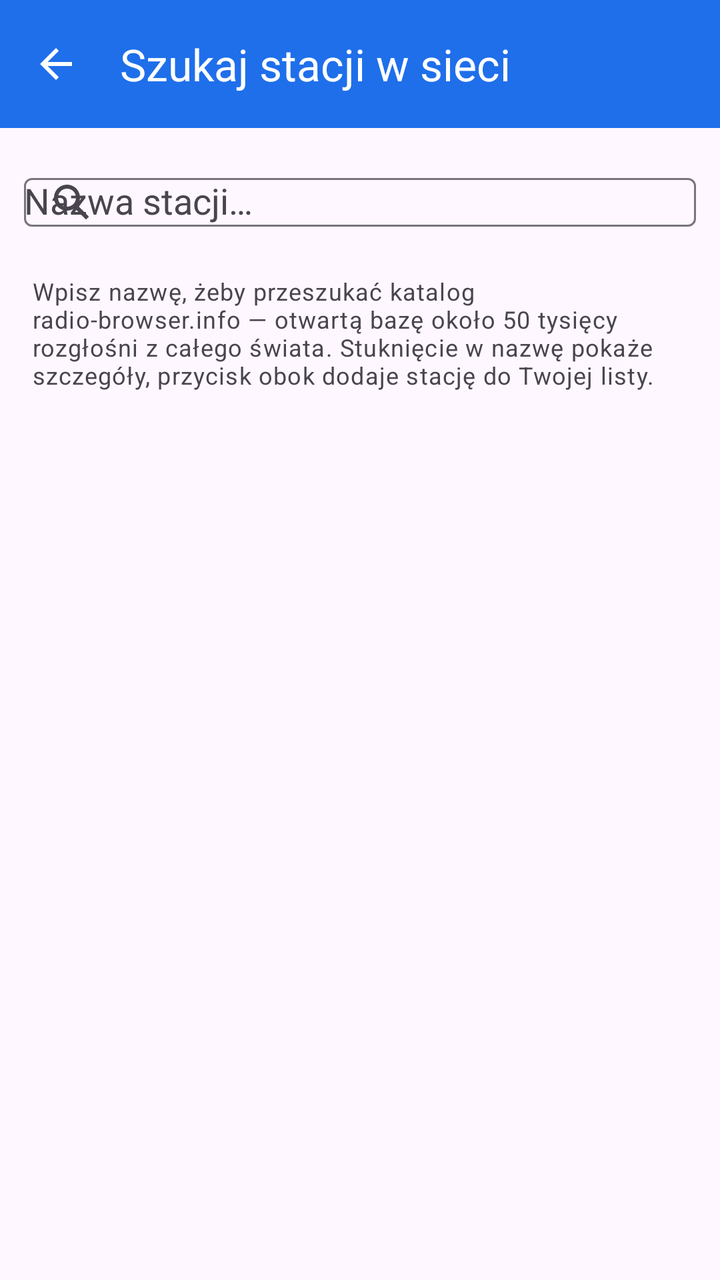
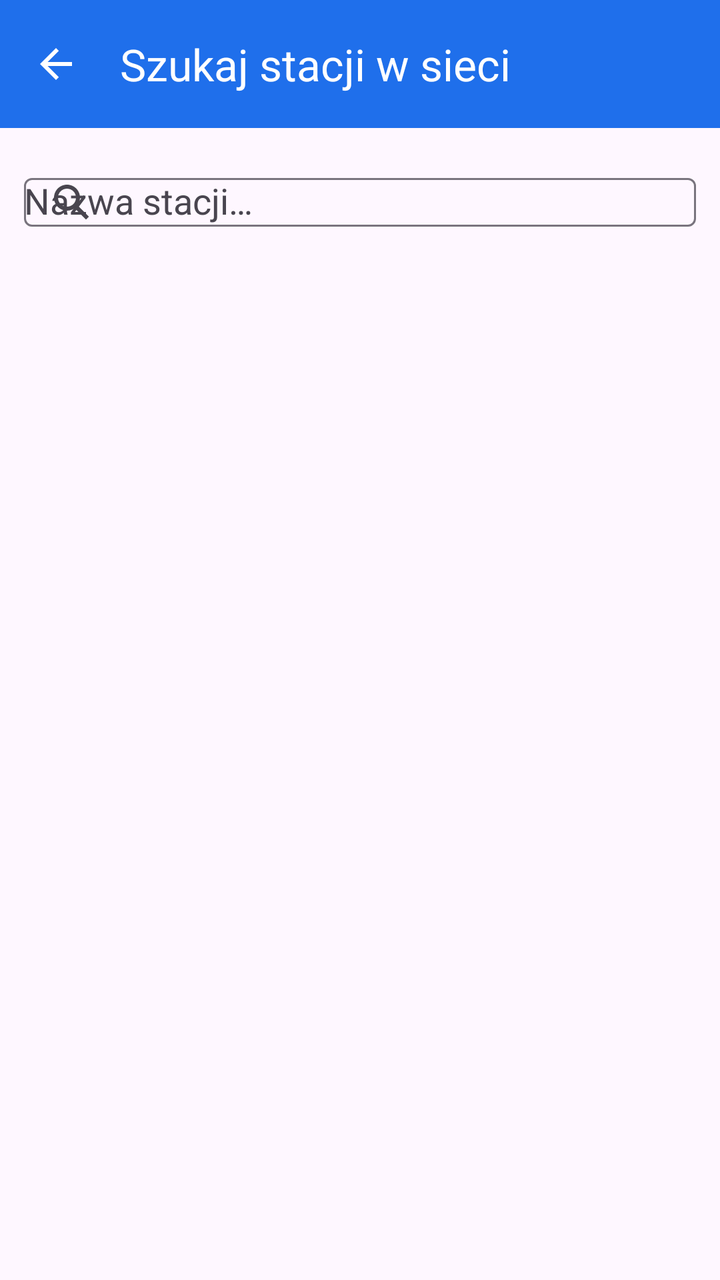

Two renders of the same Android screen: before a commit and after it. Below are the layout's source before the change and the commit's diff.
<!-- AndroidManifest.xml: application theme Theme.TwinsenRadio -->
<!-- res/layout/activity_discover.xml -->
<?xml version="1.0" encoding="utf-8"?>
<LinearLayout xmlns:android="http://schemas.android.com/apk/res/android"
    xmlns:app="http://schemas.android.com/apk/res-auto"
    android:layout_width="match_parent"
    android:layout_height="match_parent"
    android:orientation="vertical">

    <com.google.android.material.appbar.MaterialToolbar
        android:id="@+id/toolbar"
        android:layout_width="match_parent"
        android:layout_height="?attr/actionBarSize"
        android:background="?attr/colorPrimary"
        app:navigationIcon="@drawable/ic_arrow_back"
        app:title="@string/discover_title"
        app:titleTextColor="@color/on_brand" />

    <com.google.android.material.textfield.TextInputLayout
        style="@style/Widget.Material3.TextInputLayout.OutlinedBox"
        android:layout_width="match_parent"
        android:layout_height="wrap_content"
        android:layout_marginHorizontal="12dp"
        android:layout_marginTop="8dp"
        android:hint="@string/discover_hint"
        app:endIconMode="clear_text"
        app:startIconDrawable="@drawable/ic_search">

        <com.google.android.material.textfield.MaterialAutoCompleteTextView
            android:id="@+id/query"
            android:layout_width="match_parent"
            android:layout_height="wrap_content"
            android:completionThreshold="1"
            android:imeOptions="actionSearch"
            android:inputType="text"
            android:maxLines="1" />
    </com.google.android.material.textfield.TextInputLayout>

    <TextView
        android:id="@+id/hint"
        android:layout_width="match_parent"
        android:layout_height="wrap_content"
        android:layout_marginHorizontal="16dp"
        android:layout_marginTop="12dp"
        android:text="@string/discover_intro"
        android:textAppearance="?attr/textAppearanceBodySmall" />

    <androidx.recyclerview.widget.RecyclerView
        android:id="@+id/list"
        android:layout_width="match_parent"
        android:layout_height="0dp"
        android:layout_weight="1"
        android:clipToPadding="false"
        android:paddingBottom="8dp" />
</LinearLayout>
<!-- resources referenced by this layout -->
<resources>
  <color name="on_brand">#FFFFFFFF</color>
  <!-- drawable ic_arrow_back (drawable) -->
  <vector xmlns:android="http://schemas.android.com/apk/res/android"
      android:width="24dp"
      android:height="24dp"
      android:viewportWidth="24"
      android:viewportHeight="24"
      android:tint="#FFFFFFFF">
      <path
          android:fillColor="#FFFFFFFF"
          android:pathData="M20,11H7.83l5.59,-5.59L12,4l-8,8 8,8 1.41,-1.41L7.83,13H20v-2z" />
  </vector>
  <!-- drawable ic_search (drawable) -->
  <vector xmlns:android="http://schemas.android.com/apk/res/android"
      android:width="24dp"
      android:height="24dp"
      android:viewportWidth="24"
      android:viewportHeight="24"
      android:tint="?attr/colorControlNormal">
      <path
          android:fillColor="#FFFFFFFF"
          android:pathData="M15.5,14h-0.79l-0.28,-0.27C15.41,12.59 16,11.11 16,9.5 16,5.91 13.09,3 9.5,3S3,5.91 3,9.5 5.91,16 9.5,16c1.61,0 3.09,-0.59 4.23,-1.57l0.27,0.28v0.79l5,4.99L20.49,19l-4.99,-5zM9.5,14C7.01,14 5,11.99 5,9.5S7.01,5 9.5,5 14,7.01 14,9.5 11.99,14 9.5,14z" />
  </vector>
  <string name="discover_hint">Nazwa stacji…</string>
  <string name="discover_intro">Wpisz nazwę, żeby przeszukać katalog radio-browser.info — otwartą bazę około 50 tysięcy rozgłośni z całego świata. Stuknięcie w nazwę pokaże szczegóły, przycisk obok dodaje stację do Twojej listy.</string>
  <string name="discover_title">Szukaj stacji w sieci</string>
  <style name="Theme.TwinsenRadio" parent="Theme.Material3.DayNight.NoActionBar">
          <item name="colorPrimary">@color/brand</item>
          <item name="colorOnPrimary">@color/on_brand</item>
          <item name="android:statusBarColor" tools:targetApi="21">@color/brand_dark</item>
      </style>
  <color name="brand">#FF1F6FEB</color>
  <color name="brand_dark">#FF0B3D91</color>
</resources>

<!-- the commit's change to res/layout/activity_discover.xml (unified diff, before → after) -->
@@ -34,13 +34,47 @@
             android:maxLines="1" />
     </com.google.android.material.textfield.TextInputLayout>
 
+    
+    <LinearLayout
+        android:id="@+id/historyBox"
+        android:layout_width="match_parent"
+        android:layout_height="wrap_content"
+        android:layout_marginHorizontal="16dp"
+        android:layout_marginTop="12dp"
+        android:orientation="vertical"
+        android:visibility="gone">
+
+        <TextView
+            android:layout_width="match_parent"
+            android:layout_height="wrap_content"
+            android:text="@string/discover_recent"
+            android:textAppearance="?attr/textAppearanceLabelLarge"
+            android:textColor="?attr/colorPrimary" />
+
+        <com.google.android.material.chip.ChipGroup
+            android:id="@+id/historyChips"
+            android:layout_width="match_parent"
+            android:layout_height="wrap_content"
+            android:layout_marginTop="4dp"
+            app:singleLine="false" />
+    </LinearLayout>
+
     <TextView
         android:id="@+id/hint"
         android:layout_width="match_parent"
         android:layout_height="wrap_content"
         android:layout_marginHorizontal="16dp"
         android:layout_marginTop="12dp"
-        android:text="@string/discover_intro"
+        android:textAppearance="?attr/textAppearanceLabelLarge"
+        android:textColor="?attr/colorPrimary" />
+
+    <TextView
+        android:id="@+id/subhint"
+        android:layout_width="match_parent"
+        android:layout_height="wrap_content"
+        android:layout_marginHorizontal="16dp"
+        android:layout_marginTop="2dp"
+        android:alpha="0.75"
         android:textAppearance="?attr/textAppearanceBodySmall" />
 
     <androidx.recyclerview.widget.RecyclerView
<!-- resource entries referenced after the edit -->
@@ -24,7 +24,7 @@
           android:pathData="M15.5,14h-0.79l-0.28,-0.27C15.41,12.59 16,11.11 16,9.5 16,5.91 13.09,3 9.5,3S3,5.91 3,9.5 5.91,16 9.5,16c1.61,0 3.09,-0.59 4.23,-1.57l0.27,0.28v0.79l5,4.99L20.49,19l-4.99,-5zM9.5,14C7.01,14 5,11.99 5,9.5S7.01,5 9.5,5 14,7.01 14,9.5 11.99,14 9.5,14z" />
   </vector>
   <string name="discover_hint">Nazwa stacji…</string>
-  <string name="discover_intro">Wpisz nazwę, żeby przeszukać katalog radio-browser.info — otwartą bazę około 50 tysięcy rozgłośni z całego świata. Stuknięcie w nazwę pokaże szczegóły, przycisk obok dodaje stację do Twojej listy.</string>
+  <string name="discover_recent">Ostatnie wyszukiwania</string>
   <string name="discover_title">Szukaj stacji w sieci</string>
   <style name="Theme.TwinsenRadio" parent="Theme.Material3.DayNight.NoActionBar">
           <item name="colorPrimary">@color/brand</item>
